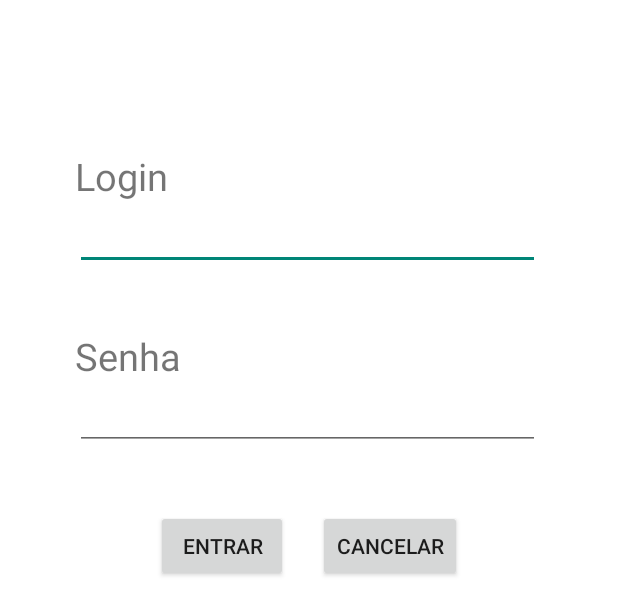
After one commit to francisceioseph/BookBoard, an Android app: the layout login_layout.xml on its own in the app's theme, with its tools: preview values and no code run, on a phone screen of 412 x 824 dp. The commit adds this screen. Shown: the top 615 px of the screen. Run offline under Robolectric (Android 15) with nearby library versions, the phone set to English and light mode, and no system bars.

Commit message:
Add database user and creat screen login

```diff
--- a/app/src/main/AndroidManifest.xml
+++ b/app/src/main/AndroidManifest.xml
@@ -4,7 +4,7 @@
 
     <application
         android:allowBackup="true"
-        android:icon="@drawable/ic_launcher"
+        android:icon="@drawable/lc_icone2"
         android:label="@string/app_name"
         android:theme="@style/AppTheme" >
         <activity
@@ -20,6 +20,10 @@
             android:name=".MainActivity"
             android:label="@string/app_name" >
         </activity>
+        <activity
+            android:name=".LoginActivity"
+            android:label="@string/app_name" >
+        </activity>
     </application>
 
 </manifest>
--- /dev/null
+++ b/app/src/main/res/layout/login_layout.xml
@@ -0,0 +1,57 @@
+<?xml version="1.0" encoding="utf-8"?>
+<LinearLayout xmlns:android="http://schemas.android.com/apk/res/android"
+    android:orientation="vertical" android:layout_width="match_parent"
+    android:layout_height="match_parent"
+    android:background="#FFFFFF">
+
+    <TextView
+        android:layout_width="match_parent"
+        android:layout_height="wrap_content"
+        android:text="Login"
+        android:layout_marginTop="100dp"
+        android:layout_marginLeft="50dp"
+        android:textSize="25sp"
+        />
+
+    <EditText
+        android:id="@+id/login"
+        android:layout_width="310dp"
+        android:layout_height="wrap_content"
+        android:layout_marginLeft="50dp"/>
+
+    <TextView
+        android:layout_width="match_parent"
+        android:layout_height="wrap_content"
+        android:text="Senha"
+        android:layout_marginTop="40dp"
+        android:layout_marginLeft="50dp"
+        android:textSize="25sp"/>
+
+    <EditText
+        android:id="@+id/senha"
+        android:layout_width="310dp"
+        android:layout_height="wrap_content"
+        android:layout_marginLeft="50dp"
+        android:inputType="textPassword"/>
+
+    <LinearLayout
+        android:layout_width="match_parent"
+        android:layout_height="wrap_content"
+        android:layout_marginTop="40dp"
+        android:gravity="center_horizontal">
+
+        <Button
+            android:layout_width="wrap_content"
+            android:layout_height="wrap_content"
+            android:layout_marginRight="20dp"
+            android:text="Entrar"
+            android:id="@+id/btnEntrar"
+            />
+        <Button
+            android:layout_width="wrap_content"
+            android:layout_height="wrap_content"
+            android:text="Cancelar"
+            android:id="@+id/btnCancel"/>
+    </LinearLayout>
+
+</LinearLayout>
```
Also changed, not shown: app/src/main/java/br/edu/ifce/engcomp/psi/bookboard/LoginActivity.java (added, +68 -0 lines), app/src/main/java/br/edu/ifce/engcomp/psi/bookboard/SplashScreenActivity.java (+17 -2 lines), app/src/main/java/br/edu/ifce/engcomp/psi/dao/PersonDAO.java (added, +47 -0 lines), app/src/main/java/br/edu/ifce/engcomp/psi/model/Person.java (+15 -0 lines), app/src/main/res/drawable-hdpi/lc_icone2.png (added).
